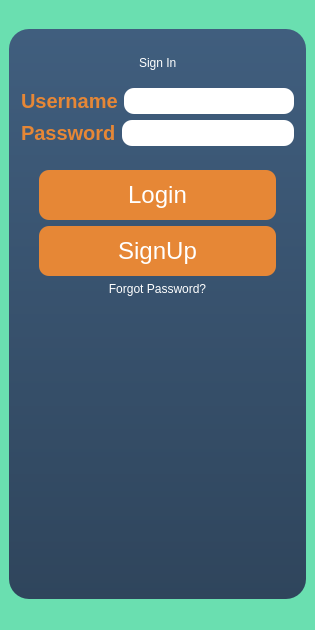
Before: the Qt Designer form mainwindow.ui in bikraj2/MITRA_FINAL, drawn with Qt 5.
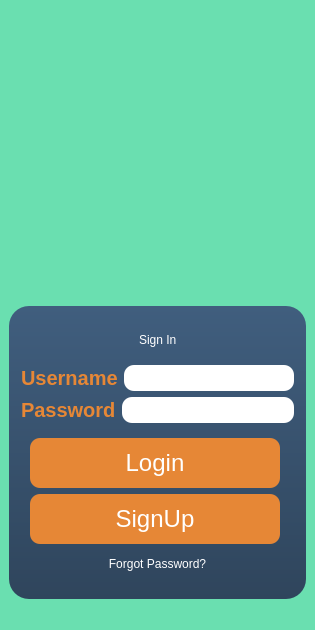
After: the same form once the commit is applied. Icons and pictures are not drawn.

Diff of the .ui file:
```diff
--- a/mainwindow.ui
+++ b/mainwindow.ui
@@ -177,18 +177,6 @@
          <property name="frameShadow">
           <enum>QFrame::Raised</enum>
          </property>
-         <layout class="QHBoxLayout" name="horizontalLayout_2">
-          <item>
-           <widget class="QFrame" name="frame_3">
-            <property name="styleSheet">
-             <string notr="true">background:none;</string>
-            </property>
-            <property name="frameShape">
-             <enum>QFrame::StyledPanel</enum>
-            </property>
-            <property name="frameShadow">
-             <enum>QFrame::Raised</enum>
-            </property>
             <layout class="QVBoxLayout" name="verticalLayout_2">
              <item>
               <widget class="QPushButton" name="pushButton_login_3">
@@ -247,7 +235,7 @@
              <item>
               <widget class="QPushButton" name="pushButton">
                <property name="styleSheet">
-                <string notr="true">background:none; font:12;</string>
+             <string notr="true">background:none; font:12; padding:7;</string>
                </property>
                <property name="text">
                 <string>Forgot Password?</string>
@@ -256,22 +244,6 @@
              </item>
             </layout>
            </widget>
-          </item>
-         </layout>
-        </widget>
-       </item>
-       <item>
-        <spacer name="verticalSpacer">
-         <property name="orientation">
-          <enum>Qt::Vertical</enum>
-         </property>
-         <property name="sizeHint" stdset="0">
-          <size>
-           <width>20</width>
-           <height>40</height>
-          </size>
-         </property>
-        </spacer>
        </item>
       </layout>
      </widget>
```
Lines whose indentation alone changed are shown as unchanged.
